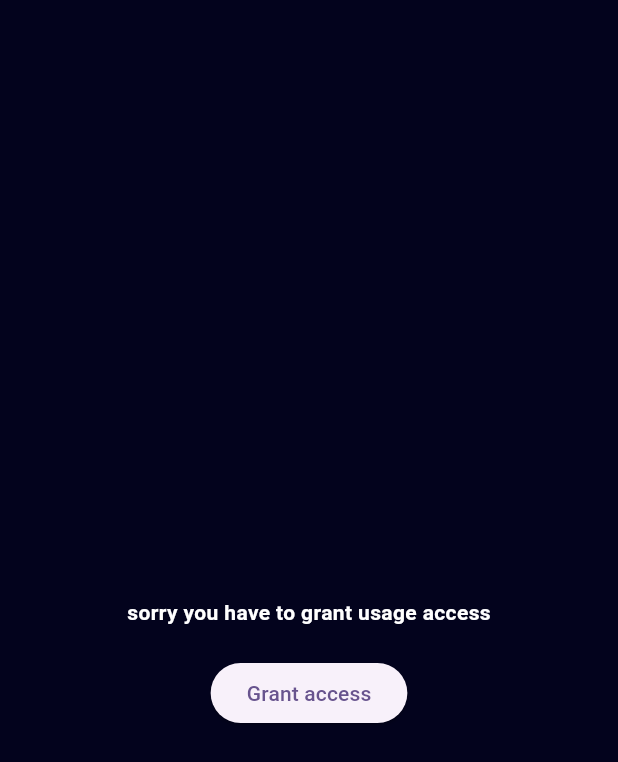
After one commit to OmarAbdelgilil/trackwise_mobile_app, a Flutter app: the PermissionFailedScreen screen opened directly, on a phone screen of 412 x 824 dp. The commit adds this screen. Shown: the top 762 px of the screen. Run offline on Flutter 3.47's test engine with Material 3 defaults, Android fonts, the phone set to English and light mode, and no system bars; our stand-ins replace dio, fl_chart, flutter_riverpod, flutter_screenutil, get_it, google_fonts and 5 more.

Commit message:
create permission page

```diff
--- /dev/null
+++ b/lib/core/provider/permission_noti.dart
@@ -0,0 +1,3 @@
+import 'package:flutter/material.dart';
+
+ValueNotifier<bool?> kPermission = ValueNotifier<bool?>(null);
--- a/lib/features/Home/data/models/app_usage_data.dart
+++ b/lib/features/Home/data/models/app_usage_data.dart
@@ -21,7 +21,6 @@ class AppUsageData {
           json['appIcon'].toString().replaceAll("\n", "").replaceAll("\r", "");
       json['appIcon'] = base64Decode(n);
     } catch (e) {
-      print('failed to load icon');
       json['appIcon'] = Uint8List(0);
     }
     return AppUsageData(
--- a/lib/features/Home/presentation/home_view_model.dart
+++ b/lib/features/Home/presentation/home_view_model.dart
@@ -23,7 +23,6 @@ class HomeViewModel extends StateNotifier<HomeState> {
   }
 
   Future<void> _getUsageData() async {
-    //await _providerContainer.read(appUsageProvider.notifier).checkPermissions();
     //to load only the first time
     //state = LoadingState();
     pickedDate = changeDateMode == ChangeDateMode.monthly
--- a/lib/main.dart
+++ b/lib/main.dart
@@ -1,10 +1,14 @@
 import 'package:flutter/material.dart';
+import 'package:flutter/services.dart';
 import 'package:flutter_riverpod/flutter_riverpod.dart';
 import 'package:google_fonts/google_fonts.dart';
 import 'package:track_wise_mobile_app/core/di/di.dart';
 // import 'package:track_wise_mobile_app/features/Auth/presentation/login/login_screen.dart';
 import 'package:flutter_screenutil/flutter_screenutil.dart';
+import 'package:track_wise_mobile_app/core/provider/permission_noti.dart';
 import 'package:track_wise_mobile_app/features/Home/presentation/home_screen.dart';
+import 'package:track_wise_mobile_app/loading_screen.dart';
+import 'package:track_wise_mobile_app/permission_failed_screen.dart';
 
 //import 'package:shared_preferences_android/shared_preferences_android.dart';
 Future<void> main() async {
@@ -17,10 +21,24 @@ Future<void> main() async {
 final GlobalKey<ScaffoldMessengerState> scaffoldMessengerKey =
     GlobalKey<ScaffoldMessengerState>();
 
-class MyApp extends StatelessWidget {
+class MyApp extends StatefulWidget {
   const MyApp({super.key});
 
-  // This widget is the root of your application.
+  @override
+  State<MyApp> createState() => _MyAppState();
+}
+
+class _MyAppState extends State<MyApp> {
+  static const platform = MethodChannel('usage_stats');
+  @override
+  void initState() {
+    super.initState();
+    platform.invokeMethod('checkUsageAccess').then((result){
+      setState(() {
+        kPermission.value = result;
+      });
+    });
+  }
   @override
   Widget build(BuildContext context) {
     return ScreenUtilInit(
@@ -35,7 +53,12 @@ class MyApp extends StatelessWidget {
           useMaterial3: true,
           fontFamily: GoogleFonts.roboto().fontFamily,
         ),
-        home: const HomeScreen(),
+        home: ValueListenableBuilder<bool?>(
+          valueListenable: kPermission,
+          builder: (context, value, child) {
+            return value == null? const LoadingScreen() : value == false ? const PermissionFailedScreen() : const HomeScreen();
+          }
+        ),
       ),
     );
   }
--- /dev/null
+++ b/lib/permission_failed_screen.dart
@@ -0,0 +1,60 @@
+import 'package:flutter/material.dart';
+import 'package:flutter/services.dart';
+import 'package:track_wise_mobile_app/core/provider/permission_noti.dart';
+import 'package:track_wise_mobile_app/utils/colors_manager.dart';
+
+class PermissionFailedScreen extends StatefulWidget {
+  const PermissionFailedScreen({super.key});
+
+  @override
+  State<PermissionFailedScreen> createState() => _PermissionFailedScreenState();
+}
+
+class _PermissionFailedScreenState extends State<PermissionFailedScreen> with WidgetsBindingObserver{
+  static const platform = MethodChannel('usage_stats');
+  @override
+  void initState() {
+    super.initState();
+    WidgetsBinding.instance.addObserver(this);
+  }
+
+  @override
+  void dispose() {
+    WidgetsBinding.instance.removeObserver(this);
+    super.dispose();
+  }
+  @override
+  void didChangeAppLifecycleState(AppLifecycleState state) async{
+    if (state == AppLifecycleState.resumed) {
+      kPermission.value = await platform.invokeMethod('checkUsageAccess');
+    }
+  }
+  @override
+  Widget build(BuildContext context) {
+    return Scaffold(
+      backgroundColor: ColorsManager.backgroundColor,
+      body: Center(
+        child: Padding(
+          padding: const EdgeInsets.only(top: 60.0),
+          child: Column(
+            mainAxisAlignment: MainAxisAlignment.center,
+            children: [
+              const Text(
+                'sorry you have to grant usage access',
+                style: TextStyle(color: Colors.white, fontWeight: FontWeight.bold),
+              ),
+              const SizedBox(
+                height: 20,
+              ),
+              ElevatedButton(onPressed: () async{
+                await platform.invokeMethod('openUsageAccessSettings');
+                //
+                //print(kPermission.value);
+              }, child: const Text('Grant access'))
+            ],
+          ),
+        ),
+      ),
+    );
+  }
+}
```
Also changed, not shown: lib/core/provider/usage_provider.dart (+0 -7 lines), lib/loading_screen.dart (added, +10 -0 lines), 4 other files.
